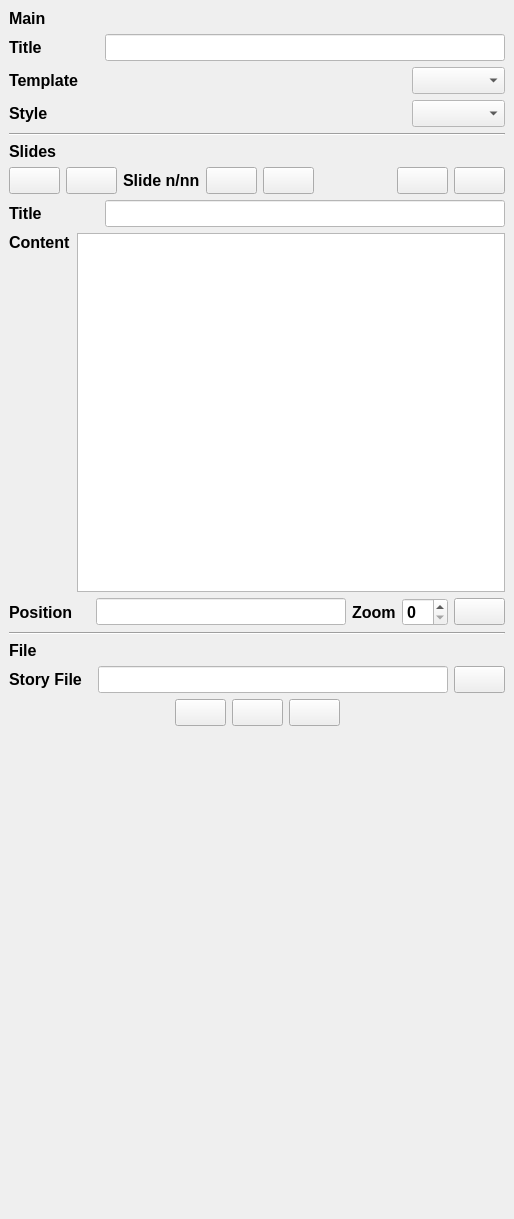
First picture: the form in story/story_dockwidget_base.ui, repository klakar/scheherazade, before the edit.
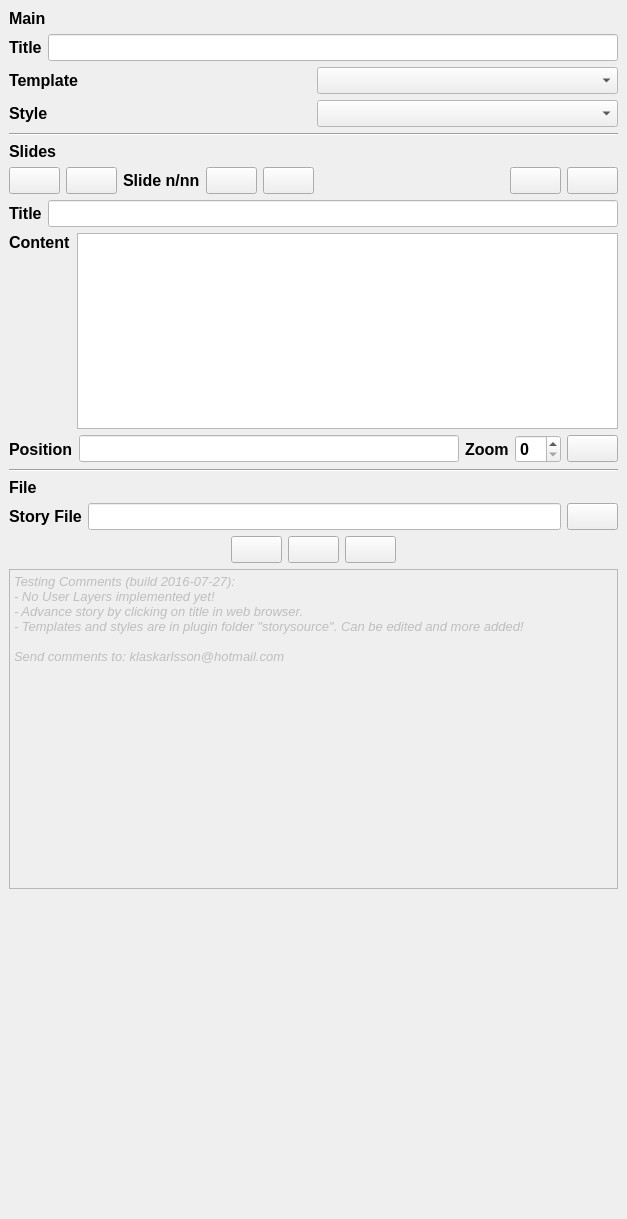
Second picture: the form after the edit. Icons and pictures are not drawn.

The edit to the form file:
```diff
--- a/story/story_dockwidget_base.ui
+++ b/story/story_dockwidget_base.ui
@@ -6,7 +6,7 @@
    <rect>
     <x>0</x>
     <y>0</y>
-    <width>514</width>
+    <width>627</width>
     <height>1219</height>
    </rect>
   </property>
@@ -53,19 +53,6 @@
           </property>
          </widget>
         </item>
-        <item>
-         <spacer name="horizontalSpacer_5">
-          <property name="orientation">
-           <enum>Qt::Horizontal</enum>
-          </property>
-          <property name="sizeHint" stdset="0">
-           <size>
-            <width>40</width>
-            <height>20</height>
-           </size>
-          </property>
-         </spacer>
-        </item>
         <item>
          <widget class="QLineEdit" name="txtStoryTitle">
           <property name="minimumSize">
@@ -181,19 +168,6 @@
           </property>
          </widget>
         </item>
-        <item>
-         <spacer name="horizontalSpacer_7">
-          <property name="orientation">
-           <enum>Qt::Horizontal</enum>
-          </property>
-          <property name="sizeHint" stdset="0">
-           <size>
-            <width>40</width>
-            <height>20</height>
-           </size>
-          </property>
-         </spacer>
-        </item>
         <item>
          <widget class="QComboBox" name="cmbStoryTemplate">
           <property name="palette">
@@ -276,19 +250,6 @@
           </property>
          </widget>
         </item>
-        <item>
-         <spacer name="horizontalSpacer_6">
-          <property name="orientation">
-           <enum>Qt::Horizontal</enum>
-          </property>
-          <property name="sizeHint" stdset="0">
-           <size>
-            <width>40</width>
-            <height>20</height>
-           </size>
-          </property>
-         </spacer>
-        </item>
         <item>
          <widget class="QComboBox" name="cmbStoryStyle">
           <property name="palette">
@@ -416,19 +377,6 @@
           </property>
          </widget>
         </item>
-        <item>
-         <spacer name="horizontalSpacer_2">
-          <property name="orientation">
-           <enum>Qt::Horizontal</enum>
-          </property>
-          <property name="sizeHint" stdset="0">
-           <size>
-            <width>40</width>
-            <height>20</height>
-           </size>
-          </property>
-         </spacer>
-        </item>
         <item>
          <widget class="QLineEdit" name="txtStoryFile">
           <property name="minimumSize">
@@ -745,19 +693,6 @@
           </property>
          </widget>
         </item>
-        <item>
-         <spacer name="horizontalSpacer_8">
-          <property name="orientation">
-           <enum>Qt::Horizontal</enum>
-          </property>
-          <property name="sizeHint" stdset="0">
-           <size>
-            <width>40</width>
-            <height>20</height>
-           </size>
-          </property>
-         </spacer>
-        </item>
         <item>
          <widget class="QLineEdit" name="txtSlideTitle">
           <property name="minimumSize">
@@ -870,19 +805,6 @@
           </property>
          </widget>
         </item>
-        <item>
-         <spacer name="horizontalSpacer_9">
-          <property name="orientation">
-           <enum>Qt::Horizontal</enum>
-          </property>
-          <property name="sizeHint" stdset="0">
-           <size>
-            <width>40</width>
-            <height>20</height>
-           </size>
-          </property>
-         </spacer>
-        </item>
         <item>
          <widget class="QLineEdit" name="txtSlidePosition">
           <property name="minimumSize">
@@ -1077,7 +999,7 @@
       </property>
      </widget>
     </item>
-    <item row="5" column="0">
+    <item row="6" column="0">
      <spacer name="verticalSpacer">
       <property name="orientation">
        <enum>Qt::Vertical</enum>
@@ -1090,6 +1012,30 @@
       </property>
      </spacer>
     </item>
+    <item row="5" column="0">
+     <widget class="QPlainTextEdit" name="plainTextEdit">
+      <property name="enabled">
+       <bool>false</bool>
+      </property>
+      <property name="font">
+       <font>
+        <family>Arial</family>
+        <pointsize>10</pointsize>
+        <weight>50</weight>
+        <italic>true</italic>
+        <bold>false</bold>
+       </font>
+      </property>
+      <property name="plainText">
+       <string>Testing Comments (build 2016-07-27):
+- No User Layers implemented yet!
+- Advance story by clicking on title in web browser.
+- Templates and styles are in plugin folder &quot;storysource&quot;. Can be edited and more added!
+
+Send comments to: klaskarlsson@hotmail.com</string>
+      </property>
+     </widget>
+    </item>
    </layout>
   </widget>
  </widget>
```
